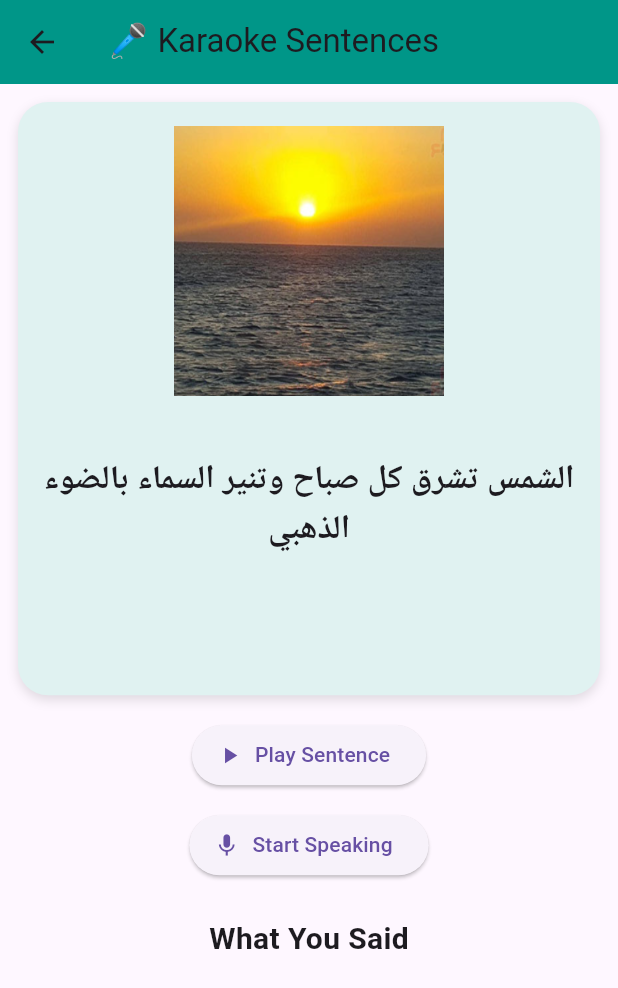
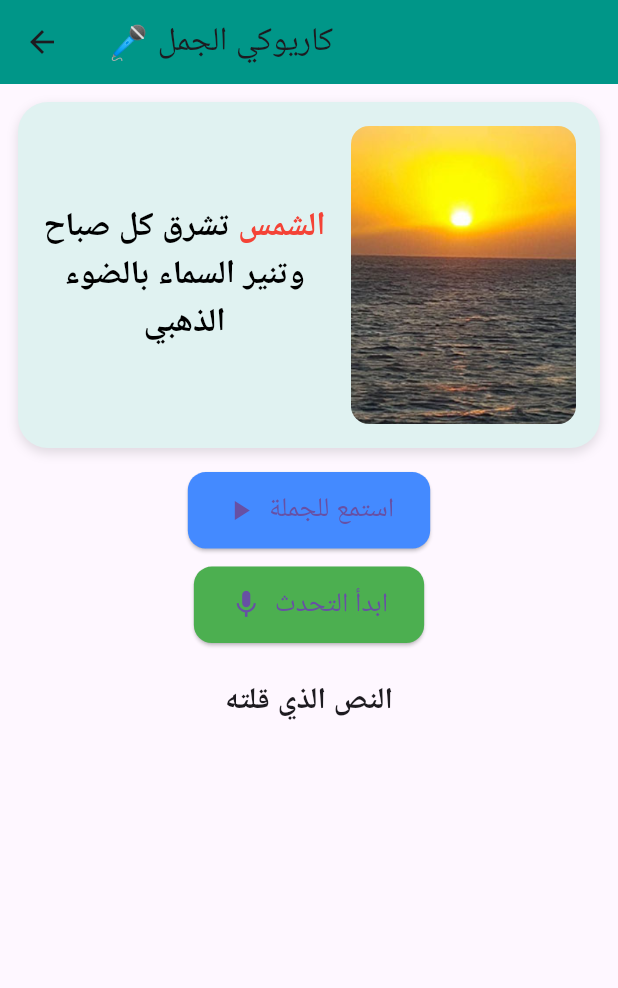
Before and after one commit to Raghadrin/flutter_application_3, a Flutter app: the KaraokeSentenceScreen screen opened directly, on a phone screen of 412 x 824 dp. Shown: the top 988 px of the screen. Run offline on Flutter 3.47's test engine with Material 3 defaults, Android fonts, the phone set to English and light mode, and no system bars; our stand-ins replace animated_text_kit, audioplayers, cloud_firestore, confetti, easy_localization, firebase_auth and 8 more; missing offline and left inert: flutter_inappwebview, string_similarity; accounts and stored records are empty; Roboto replaces fonts that are missing (Amiri, Arial).

Commit message:
2  commit

```diff
--- a/lib/letters/arabicLetter/levelOne/arabic_level1_screen.dart
+++ b/lib/letters/arabicLetter/levelOne/arabic_level1_screen.dart
@@ -1,9 +1,8 @@
 import 'package:flutter/material.dart';
 import 'package:audioplayers/audioplayers.dart';
-import 'package:speech_to_text/speech_to_text.dart' as stt;
 import 'package:firebase_auth/firebase_auth.dart';
 import 'package:cloud_firestore/cloud_firestore.dart';
-import 'package:easy_localization/easy_localization.dart';
+import 'package:speech_to_text/speech_to_text.dart' as stt;
 
 class KaraokeSentenceScreen extends StatefulWidget {
   const KaraokeSentenceScreen({super.key});
@@ -22,7 +21,6 @@ class _KaraokeSentenceScreenState extends State<KaraokeSentenceScreen> {
   int currentSentenceIndex = 0;
   int currentWordIndex = 0;
   List<String> matchedWords = [];
-  String parentId = "";
 
   List<Map<String, String>> sentences = [
     {
@@ -49,79 +47,6 @@ class _KaraokeSentenceScreenState extends State<KaraokeSentenceScreen> {
     super.initState();
     audioPlayer = AudioPlayer();
     speech = stt.SpeechToText();
-    fetchParentId();
-  }
-
-  Future<void> fetchParentId() async {
-    try {
-      final user = FirebaseAuth.instance.currentUser;
-      if (user == null) return;
-
-      parentId = user.uid;
-
-      final parentRef =
-          FirebaseFirestore.instance.collection('parents').doc(parentId);
-      final parentDoc = await parentRef.get();
-
-      if (!parentDoc.exists) {
-        await parentRef.set({
-          'createdAt': FieldValue.serverTimestamp(),
-          'email': user.email,
-        });
-        print("Parent ID created successfully!");
-      }
-    } catch (e) {
-      print("Error creating parent ID: $e");
-    }
-  }
-
-  Future<String?> fetchChildId() async {
-    try {
-      if (parentId.isEmpty) return null;
-
-      final childrenSnapshot = await FirebaseFirestore.instance
-          .collection('parents')
-          .doc(parentId)
-          .collection('children')
-          .get();
-
-      if (childrenSnapshot.docs.isNotEmpty) {
-        return childrenSnapshot.docs.first.id;
-      } else {
-        print("No children found for this parent.");
-        return null;
-      }
-    } catch (e) {
-      print("Error fetching child ID: $e");
-      return null;
-    }
-  }
-
-  Future<void> saveScore(
-      String childId, int sentenceIndex, double score) async {
-    try {
-      if (parentId.isEmpty) {
-        print("Parent ID not set yet.");
-        return;
-      }
-
-      await FirebaseFirestore.instance
-          .collection('parents')
-          .doc(parentId)
-          .collection('children')
-          .doc(childId)
-          .collection('scores')
-          .doc('Arabic')
-          .set({
-        'level1': {
-          'sentence_$sentenceIndex': score,
-        },
-      }, SetOptions(merge: true));
-
-      print("Score saved successfully!");
-    } catch (e) {
-      print("Error saving score: $e");
-    }
   }
 
   Future<void> playAudio(String path) async {
@@ -177,7 +102,7 @@ class _KaraokeSentenceScreenState extends State<KaraokeSentenceScreen> {
     }
   }
 
-  void evaluateResult() async {
+  void evaluateResult() {
     String expected = currentSentence["text"] ?? "";
     List<String> expectedWords = expected.split(RegExp(r'\s+'));
 
@@ -197,30 +122,18 @@ class _KaraokeSentenceScreenState extends State<KaraokeSentenceScreen> {
       stars = 0;
     }
 
-    // Fetch the child ID before saving the score
-    String? childId = await fetchChildId();
-    if (childId != null) {
-      saveScore(childId, currentSentenceIndex, score);
-    }
-
     setState(() {});
   }
 
   void nextSentence() {
     setState(() {
-      if (currentSentenceIndex < sentences.length - 1) {
-        currentSentenceIndex++;
+      currentSentenceIndex = (currentSentenceIndex + 1) % sentences.length;
       recognizedText = "";
-        matchedWords = [];
       score = 0.0;
       stars = 0;
+      matchedWords = [];
       currentWordIndex = 0;
-      } else {
-        print("All sentences completed.");
-      }
     });
-
-    playAudio(currentSentence["audio"]!);
   }
 
   List<Widget> buildStars() {
@@ -234,11 +147,28 @@ class _KaraokeSentenceScreenState extends State<KaraokeSentenceScreen> {
     );
   }
 
+  List<TextSpan> buildHighlightedSentence() {
+    List<String> words = currentSentence["text"]!.split(RegExp(r'\s+'));
+    return words.asMap().entries.map((entry) {
+      int index = entry.key;
+      String word = entry.value;
+      return TextSpan(
+        text: '$word ',
+        style: TextStyle(
+          fontSize: 22,
+          fontWeight: FontWeight.bold,
+          fontFamily: 'Arial',
+          color: index == currentWordIndex ? Colors.red : Colors.black,
+        ),
+      );
+    }).toList();
+  }
+
   @override
   Widget build(BuildContext context) {
     return Scaffold(
       appBar: AppBar(
-        title: Text('karaoke_title'.tr()),
+        title: const Text('🎤 كاريوكي الجمل'),
         backgroundColor: Colors.teal,
       ),
       body: Padding(
@@ -248,12 +178,12 @@ class _KaraokeSentenceScreenState extends State<KaraokeSentenceScreen> {
             mainAxisAlignment: MainAxisAlignment.center,
             children: [
               Container(
-                height: MediaQuery.of(context).size.height * 0.48,
+                height: MediaQuery.of(context).size.height * 0.28,
                 padding: const EdgeInsets.all(16),
                 decoration: BoxDecoration(
                   color: Colors.teal.shade50,
                   borderRadius: BorderRadius.circular(20),
-                  boxShadow: const [
+                  boxShadow: [
                     BoxShadow(
                       color: Colors.black12,
                       blurRadius: 6,
@@ -261,60 +191,80 @@ class _KaraokeSentenceScreenState extends State<KaraokeSentenceScreen> {
                     ),
                   ],
                 ),
-                child: Column(
+                child: Row(
+                  crossAxisAlignment: CrossAxisAlignment.start,
+                  textDirection: TextDirection.rtl,
                   children: [
-                    Image.asset(
+                    ClipRRect(
+                      borderRadius: BorderRadius.circular(12),
+                      child: Image.asset(
                         currentSentence["image"]!,
-                      width: 180,
-                      height: 180,
-                      fit: BoxFit.fill,
+                        width: 150,
+                        height: 300,
+                        fit: BoxFit.cover,
                       ),
-                    const SizedBox(height: 40),
-                    Text(
-                      currentSentence["text"]!,
-                      style: const TextStyle(
-                          fontSize: 22, fontWeight: FontWeight.bold),
+                    ),
+                    const SizedBox(width: 16),
+                    Expanded(
+                      child: Center(
+                        child: RichText(
                           textAlign: TextAlign.center,
+                          textDirection: TextDirection.rtl,
+                          text: TextSpan(children: buildHighlightedSentence()),
+                        ),
+                      ),
                     ),
                   ],
                 ),
               ),
               const SizedBox(height: 16),
               ElevatedButton.icon(
-                icon: const Icon(Icons.play_arrow),
-                label: Text('play_sentence'.tr()),
+                icon: const Icon(Icons.play_arrow, size: 22),
+                label: const Text('استمع للجملة',
+                    style: TextStyle(fontSize: 18, fontFamily: 'Arial')),
+                style: ElevatedButton.styleFrom(
+                  padding: const EdgeInsets.symmetric(vertical: 12, horizontal: 24),
+                  backgroundColor: Colors.blueAccent,
+                  shape: RoundedRectangleBorder(borderRadius: BorderRadius.circular(12)),
+                ),
                 onPressed: () => playAudio(currentSentence["audio"]!),
               ),
               const SizedBox(height: 12),
               ElevatedButton.icon(
-                icon: Icon(isListening ? Icons.stop : Icons.mic),
-                label: Text(isListening ? 'stop'.tr() : 'start_speaking'.tr()),
-                onPressed: isListening
-                    ? () {
+                icon: Icon(isListening ? Icons.stop : Icons.mic, size: 22),
+                label: Text(isListening ? 'إيقاف' : 'ابدأ التحدث',
+                    style: const TextStyle(fontSize: 18, fontFamily: 'Arial')),
+                style: ElevatedButton.styleFrom(
+                  padding: const EdgeInsets.symmetric(vertical: 12, horizontal: 24),
+                  backgroundColor: isListening ? Colors.red : Colors.green,
+                  shape: RoundedRectangleBorder(borderRadius: BorderRadius.circular(12)),
+                ),
+                onPressed: () {
+                  if (isListening) {
                     speech.stop();
-                        setState(() {
-                          isListening = false;
+                    setState(() => isListening = false);
                     evaluateResult();
-                        });
+                  } else {
+                    startListening();
                   }
-                    : startListening,
+                },
               ),
               const SizedBox(height: 24),
-              Text('spoken_text'.tr(),
-                  style: const TextStyle(
-                      fontSize: 20, fontWeight: FontWeight.bold)),
+              const Text('النص الذي قلته',
+                  style: TextStyle(
+                      fontSize: 20,
+                      fontWeight: FontWeight.bold,
+                      fontFamily: 'Arial')),
               const SizedBox(height: 10),
               Text(
                 recognizedText,
-                style: const TextStyle(fontSize: 18),
+                style: const TextStyle(fontSize: 18, fontFamily: 'Arial'),
                 textAlign: TextAlign.center,
               ),
               const SizedBox(height: 16),
               if (!isListening && recognizedText.isNotEmpty) ...[
-                Text(
-                  '${'evaluation'.tr()}: ${score.toStringAsFixed(1)}%',
-                  style: const TextStyle(fontSize: 20),
-                ),
+                Text(' % التقييم: ${score.toStringAsFixed(1)}',
+                    style: const TextStyle(fontSize: 20, fontFamily: 'Arial')),
                 const SizedBox(height: 8),
                 Row(
                     mainAxisAlignment: MainAxisAlignment.center,
@@ -322,8 +272,16 @@ class _KaraokeSentenceScreenState extends State<KaraokeSentenceScreen> {
                 const SizedBox(height: 12),
                 ElevatedButton.icon(
                   onPressed: nextSentence,
-                  icon: const Icon(Icons.navigate_next),
-                  label: Text('new_sentence'.tr()),
+                  icon: const Icon(Icons.navigate_next, size: 22),
+                  label: const Text('جملة جديدة',
+                      style: TextStyle(fontSize: 18, fontFamily: 'Arial')),
+                  style: ElevatedButton.styleFrom(
+                    backgroundColor: Colors.amber,
+                    padding: const EdgeInsets.symmetric(
+                        vertical: 12, horizontal: 24),
+                    shape: RoundedRectangleBorder(
+                        borderRadius: BorderRadius.circular(12)),
+                  ),
                 ),
               ],
             ],
--- a/lib/pages/practice_levels_screen.dart
+++ b/lib/pages/practice_levels_screen.dart
@@ -83,7 +83,7 @@ class PracticeLevelsScreen extends StatelessWidget {
               Navigator.push(
                 context,
                 MaterialPageRoute(
-                  builder: (context) => EnglishLevel1Screen(),
+                  builder: (context) => EnglishLevel1Screen() ,
                 ),
               );
             } else if (isMath) {
```
Also changed, not shown: lib/letters/englishLetters/practice/sentence_learning_screen.dart (+10 -3 lines), lib/letters/englishLetters/quiz/quiz_all_screen.dart (+26 -22 lines), lib/math/quiz/level2_quiz.dart (+12 -4 lines), lib/math/quiz/level3_quiz.dart (+50 -22 lines), images/Apple.png (added), images/Birthday.png (added), images/CampingTrip.jpg (added), images/Cat.PNG (added), images/Mydog.png (added), images/Park.jpg (added), images/School.jpg (added), images/ScienceFair.PNG (added), pubspec.lock, 4 other files. Lines whose indentation alone changed are shown as unchanged.
